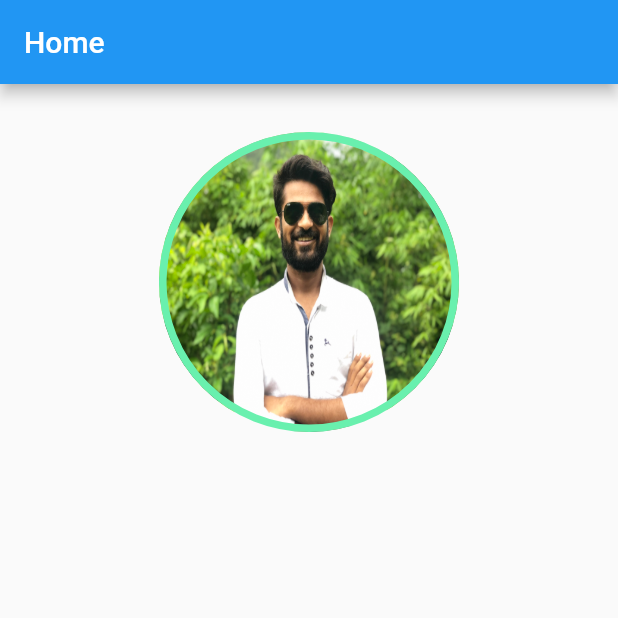
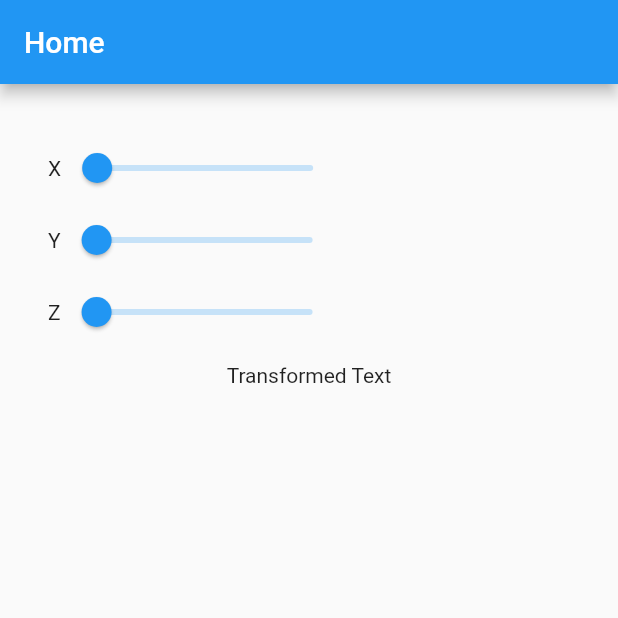
Before and after one commit to amit142857/live_template, a Flutter app: the screen it shows after launch, on a phone screen of 412 x 824 dp, the top half of it. Run offline on Flutter 3.47's test engine with Material 2 defaults, Android fonts, the phone set to English and light mode, and no system bars.

Commit message:
transform

```diff
--- a/lib/main.dart
+++ b/lib/main.dart
@@ -9,6 +9,20 @@ class Home extends StatefulWidget {
 }
 
 class _HomeState extends State<Home> {
+
+  double _x;
+  double _y;
+  double _z;
+
+
+
+  @override
+  void initState() {
+    _x = 0.0;
+    _y = 0.0;
+    _z = 0.0;
+  }
+
   @override
   Widget build(BuildContext context) {
     return Scaffold(
@@ -20,17 +34,40 @@ class _HomeState extends State<Home> {
         child: Center(
           child: Column(
             children:<Widget> [
-              Container(
-                  width: 200,
-                  height: 200,
-                decoration: BoxDecoration(
-                  shape: BoxShape.circle,
-                  image: DecorationImage(
-                    image: AssetImage('Images/amit.jpg'),
-                    fit: BoxFit.fill,
+              Row(
+                children:<Widget> [
+                  Text("X"),
+                  Slider(
+                    value: _x,
+                    onChanged: (double value) => setState(() => _x = value))
+                ],
+              ),
+              Row(
+                children:<Widget> [
+                  Text("Y"),
+                  Slider(
+                      value: _y,
+                      onChanged: (double value) => setState(() => _y = value))
+                ],
+              ),
+              Row(
+                children:<Widget> [
+                  Text("Z"),
+                  Slider(
+                      value: _z,
+                      onChanged: (double value) => setState(() => _z = value))
+                ],
+              ),
+              Transform(
+                transform: Matrix4.skewY(_y),
+                child: Transform(
+                  transform: Matrix4.skewX(_x),
+                  child: Transform(
+                    transform: Matrix4.rotationZ(_z),
+                    child: Padding(padding: EdgeInsets.all(10),
+                    child: Text("Transformed Text"),
+                    ),
                   ),
-                  border: Border.all(color: Colors.greenAccent , width: 5.0),
-                  gradient: RadialGradient(colors: <Color>[Colors.greenAccent , Colors.green])
                 )
               )
             ],
```
Also changed, not shown: pubspec.lock.
